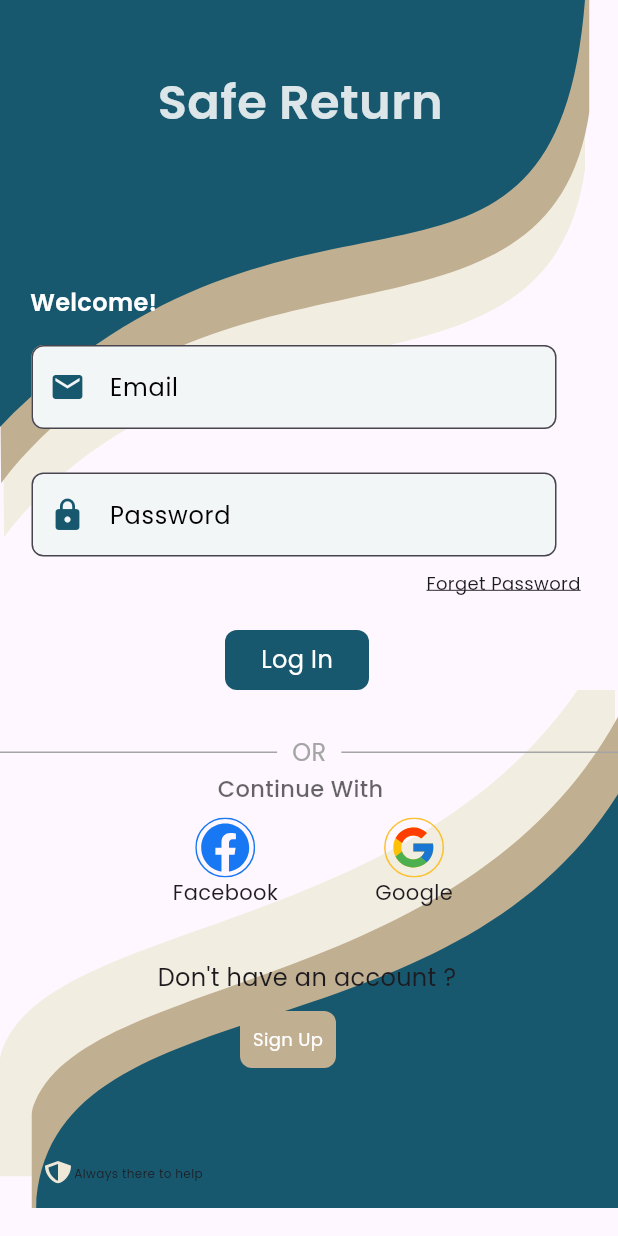
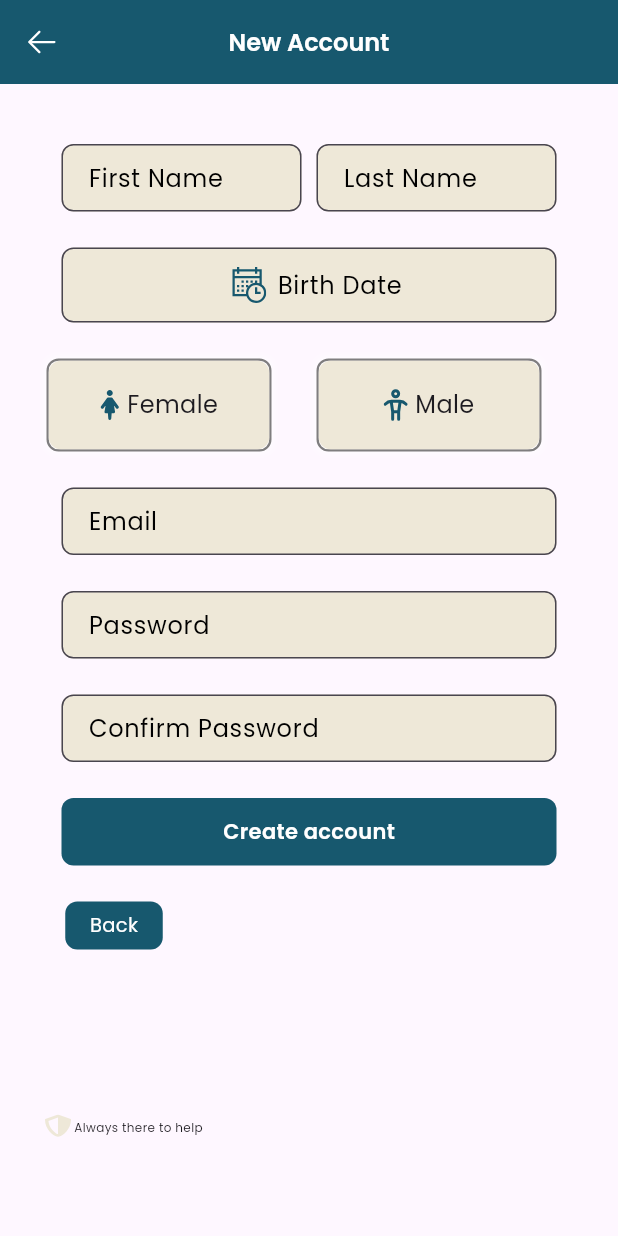
Before and after one commit to a7medbehiry/safe_return, a Flutter app: the LoginView screen opened by its route, after a tap on "Sign Up", on a phone screen of 412 x 824 dp. Run offline on Flutter 3.47's test engine with Material 3 defaults, Android fonts, the phone set to English and light mode, and no system bars; our stand-ins replace flutter_svg, go_router, google_fonts.

Commit message:
create signUpView Feature

```diff
--- a/lib/Features/loginView/presentation/views/widgets/custom_bottom_part.dart
+++ b/lib/Features/loginView/presentation/views/widgets/custom_bottom_part.dart
@@ -72,7 +72,9 @@ class CustomBottomPart extends StatelessWidget {
         const Positioned(
           left: 160,
           bottom: 93,
-          child: CustomSignUpButton(),
+          child: CustomSignUpButton(
+
+          ),
         ),
         const Positioned(
           left: 30,
--- a/lib/Features/loginView/presentation/views/widgets/custom_sign_up_button.dart
+++ b/lib/Features/loginView/presentation/views/widgets/custom_sign_up_button.dart
@@ -1,4 +1,5 @@
 import 'package:flutter/material.dart';
+import 'package:go_router/go_router.dart';
 import 'package:safe_return/core/utils/styles.dart';
 
 import '../../../../../constants.dart';
@@ -9,7 +10,9 @@ class CustomSignUpButton extends StatelessWidget {
   @override
   Widget build(BuildContext context) {
     return GestureDetector(
-      onTap: () {},
+      onTap: () {
+        GoRouter.of(context).push('/signUpView');
+      },
       child: Container(
         width: 64,
         height: 38,
--- a/lib/Features/loginView/presentation/views/widgets/custom_top_part.dart
+++ b/lib/Features/loginView/presentation/views/widgets/custom_top_part.dart
@@ -1,7 +1,7 @@
 import 'dart:ui';
 import 'package:flutter/material.dart';
 import 'package:flutter_svg/svg.dart';
-import 'package:safe_return/core/utils/widgets/custom_text_field_with_icon.dart';
+import 'package:safe_return/core/utils/widgets/custom_text_field.dart';
 import 'package:safe_return/core/utils/widgets/custom_button.dart';
 import '../../../../../core/utils/styles.dart';
 
@@ -39,7 +39,10 @@ class CustomTopPart extends StatelessWidget {
           left: 105,
           top: 45,
           child: ImageFiltered(
-            imageFilter: ImageFilter.blur(sigmaX: .1, sigmaY: .1),
+            imageFilter: ImageFilter.blur(
+              sigmaX: .1,
+              sigmaY: .1,
+            ),
             child: Text(
               'Safe Return',
               style: Styles.textStyle32.copyWith(
@@ -59,10 +62,11 @@ class CustomTopPart extends StatelessWidget {
           ),
         ),
         Positioned(
-          left: 5,
+          left: 20,
           top: 230,
-          child: CustomTextFieldWithIcon(
+          child: CustomTextField(
             onChanged: (data) {},
+            fillColor: const Color(0xffF3F6F6),
             width: 350,
             height: 60,
             hintText: 'Email',
@@ -72,15 +76,16 @@ class CustomTopPart extends StatelessWidget {
           ),
         ),
         Positioned(
-          left: 5,
+          left: 20,
           top: 315,
-          child: CustomTextFieldWithIcon(
+          child: CustomTextField(
             onChanged: (data) {},
+            fillColor: const Color(0xffF3F6F6),
             width: 350,
             height: 60,
             hintText: 'Password',
             obscureText: true,
-            prefixIcon: Icon(
+            prefixIcon: const Icon(
               Icons.lock,
             ),
           ),
--- /dev/null
+++ b/lib/Features/signUpView/presentation/views/sign_up_view.dart
@@ -0,0 +1,22 @@
+import 'package:flutter/material.dart';
+import 'package:safe_return/core/utils/widgets/custom_app_bar.dart';
+
+import 'widgets/sign_up_view_body.dart';
+
+class SignUpView extends StatelessWidget {
+  const SignUpView({super.key});
+
+  @override
+  Widget build(BuildContext context) {
+    return Scaffold(
+      appBar: customAppBar(
+        context,
+        title: 'New Account',
+      ),
+      body: const SingleChildScrollView(
+        physics: NeverScrollableScrollPhysics(),
+        child: SignUpViewBody(),
+      ),
+    );
+  }
+}
--- /dev/null
+++ b/lib/Features/signUpView/presentation/views/widgets/custom_animated_container.dart
@@ -0,0 +1,67 @@
+import 'package:flutter/material.dart';
+import 'package:flutter_svg/svg.dart';
+import 'package:safe_return/constants.dart';
+import 'package:safe_return/core/utils/styles.dart';
+
+class CustomAnimatedContainer extends StatelessWidget {
+  const CustomAnimatedContainer({
+    super.key,
+    required this.image,
+    required this.isActive,
+    required this.text,
+  });
+  final String image;
+  final String text;
+  final bool isActive;
+
+  @override
+  Widget build(BuildContext context) {
+    return AnimatedContainer(
+      duration: const Duration(
+        milliseconds: 300,
+      ),
+      width: 150,
+      height: 62,
+      decoration: ShapeDecoration(
+        shape: RoundedRectangleBorder(
+          side: BorderSide(
+            width: 1.50,
+            color: isActive ? kPrimaryColor : Colors.black.withOpacity(.5),
+          ),
+          borderRadius: BorderRadius.circular(8),
+        ),
+        shadows: [
+          BoxShadow(
+            color: isActive ? kPrimaryColor : Colors.white,
+            blurRadius: 4,
+            offset: const Offset(0, 0),
+            spreadRadius: 0,
+          )
+        ],
+      ),
+      child: Container(
+        decoration: BoxDecoration(
+          borderRadius: BorderRadius.circular(8),
+          color: kThirdColor,
+        ),
+        child: Row(
+          mainAxisAlignment: MainAxisAlignment.center,
+          children: [
+            Center(
+              child: SvgPicture.asset(
+                image,
+              ),
+            ),
+            const SizedBox(
+              width: 5,
+            ),
+            Text(
+              text,
+              style: Styles.textStyleReg16,
+            ),
+          ],
+        ),
+      ),
+    );
+  }
+}
--- /dev/null
+++ b/lib/Features/signUpView/presentation/views/widgets/custom_animated_container_activation.dart
@@ -0,0 +1,50 @@
+import 'package:flutter/material.dart';
+import 'package:safe_return/Features/signUpView/presentation/views/widgets/custom_animated_container.dart';
+
+class CustomAnimatedContainerActivation extends StatefulWidget {
+  const CustomAnimatedContainerActivation({super.key});
+
+  @override
+  State<CustomAnimatedContainerActivation> createState() =>
+      _CustomAnimatedContainerActivationState();
+}
+
+class _CustomAnimatedContainerActivationState
+    extends State<CustomAnimatedContainerActivation> {
+  final List<String> animatedContainerPhotos = const [
+    'assets/signUpViewPhotos/female.svg',
+    'assets/signUpViewPhotos/male.svg',
+  ];
+  final List<String> animatedContainerTexts = const [
+    'Female',
+    'Male',
+  ];
+  int? activeIndex;
+
+  @override
+  Widget build(BuildContext context) {
+    return SizedBox(
+      height: 62,
+      child: ListView.builder(
+        scrollDirection: Axis.horizontal,
+        itemCount: 2,
+        itemBuilder: (context, index) {
+          return Padding(
+            padding: const EdgeInsets.symmetric(horizontal: 15),
+            child: GestureDetector(
+              onTap: () {
+                activeIndex = index;
+                setState(() {});
+              },
+              child: CustomAnimatedContainer(
+                isActive: activeIndex == index,
+                text: animatedContainerTexts[index],
+                image: animatedContainerPhotos[index],
+              ),
+            ),
+          );
+        },
+      ),
+    );
+  }
+}
--- /dev/null
+++ b/lib/Features/signUpView/presentation/views/widgets/custom_sign_up_date.dart
@@ -0,0 +1,66 @@
+import 'package:flutter/material.dart';
+import 'package:flutter_svg/svg.dart';
+import 'package:intl/intl.dart';
+import 'package:safe_return/core/utils/widgets/custom_text_field.dart';
+
+class CustomSignUpDate extends StatefulWidget {
+  const CustomSignUpDate({
+    Key? key,
+  }) : super(key: key);
+
+  @override
+  State<CustomSignUpDate> createState() => _CustomSignUpDateState();
+}
+
+class _CustomSignUpDateState extends State<CustomSignUpDate> {
+  TextEditingController dateInput = TextEditingController();
+
+  @override
+  void initState() {
+    dateInput.text = ""; //set the initial value of text field
+    super.initState();
+  }
+
+  @override
+  Widget build(BuildContext context) {
+    return CustomTextField(
+      controller: dateInput,
+      readOnly: true,
+      prefixIcon: Padding(
+        padding: const EdgeInsets.only(left: 110),
+        child: SizedBox(
+          width: 30,
+          child: Center(
+            child: SvgPicture.asset(
+              'assets/signUpViewPhotos/date.svg',
+            ),
+          ),
+        ),
+      ),
+      hintText: 'Birth Date',
+      width: 330,
+      height: 50,
+      onTap: () {
+        customDatePicker();
+      },
+    );
+  }
+
+  Future customDatePicker() async {
+    DateTime? pickedDate = await showDatePicker(
+      context: context,
+      initialDate: DateTime.now(),
+      firstDate: DateTime(1900),
+      lastDate: DateTime(2080),
+    );
+
+    if (pickedDate != null) {
+      String formattedDate = DateFormat('yyyy-MM-dd').format(pickedDate);
+      setState(
+        () {
+          dateInput.text = formattedDate;
+        },
+      );
+    }
+  }
+}
--- /dev/null
+++ b/lib/Features/signUpView/presentation/views/widgets/sign_up_view_body.dart
@@ -0,0 +1,120 @@
+import 'package:flutter/material.dart';
+import 'package:safe_return/Features/signUpView/presentation/views/widgets/custom_animated_container_activation.dart';
+import 'package:safe_return/core/utils/styles.dart';
+import 'package:safe_return/core/utils/widgets/custom_text_field.dart';
+import '../../../../../core/utils/widgets/custom_button.dart';
+import '../../../../../core/utils/widgets/custom_shield.dart';
+import 'custom_sign_up_date.dart';
+
+class SignUpViewBody extends StatefulWidget {
+  const SignUpViewBody({super.key});
+
+  @override
+  State<SignUpViewBody> createState() => _SignUpViewBodyState();
+}
+
+class _SignUpViewBodyState extends State<SignUpViewBody> {
+  @override
+  Widget build(BuildContext context) {
+    return Column(
+      children: [
+        const SizedBox(
+          height: 40,
+        ),
+        const Row(
+          mainAxisAlignment: MainAxisAlignment.center,
+          children: [
+            CustomTextField(
+              hintText: 'First Name',
+              width: 160,
+              height: 45,
+            ),
+            SizedBox(
+              width: 10,
+            ),
+            CustomTextField(
+              hintText: 'Last Name',
+              width: 160,
+              height: 45,
+            ),
+          ],
+        ),
+        const SizedBox(
+          height: 24,
+        ),
+        const CustomSignUpDate(),
+        const SizedBox(
+          height: 24,
+        ),
+        const Padding(
+          padding: EdgeInsets.only(left: 16),
+          child: CustomAnimatedContainerActivation(),
+        ),
+        const SizedBox(
+          height: 24,
+        ),
+        const CustomTextField(
+          hintText: 'Email',
+          width: 330,
+          height: 45,
+        ),
+        const SizedBox(
+          height: 24,
+        ),
+        const CustomTextField(
+          hintText: 'Password',
+          width: 330,
+          height: 45,
+        ),
+        const SizedBox(
+          height: 24,
+        ),
+        const CustomTextField(
+          hintText: 'Confirm Password',
+          width: 330,
+          height: 45,
+        ),
+        const SizedBox(
+          height: 24,
+        ),
+        CustomButton(
+          onTap: () {
+            Navigator.of(context).pop();
+          },
+          width: 330,
+          height: 45,
+          text: Text(
+            'Create account',
+            style: Styles.textStyleSemi14.copyWith(
+              color: Colors.white,
+            ),
+          ),
+        ),
+        const SizedBox(
+          height: 24,
+        ),
+        Padding(
+          padding: const EdgeInsets.only(right: 260),
+          child: CustomButton(
+            onTap: () => Navigator.of(context).pop(),
+            width: 65,
+            height: 32,
+            text: Text(
+              'Back',
+              style: Styles.textStyleReg13.copyWith(
+                color: Colors.white,
+              ),
+            ),
+          ),
+        ),
+        const SizedBox(
+          height: 110,
+        ),
+        const Padding(
+          padding: EdgeInsets.only(left: 30),
+          child: CustomShield(),
+        )
+      ],
+    );
+  }
+}
--- a/lib/core/utils/app_router.dart
+++ b/lib/core/utils/app_router.dart
@@ -1,4 +1,5 @@
 import 'package:go_router/go_router.dart';
+import 'package:safe_return/Features/signUpView/presentation/views/sign_up_view.dart';
 import '../../Features/loginView/presentation/views/login_view.dart';
 import '../../Features/openingView/presentation/views/opening_view.dart';
 
@@ -14,6 +15,10 @@ abstract class AppRouter {
         path: '/loginView',
         builder: (context, state) => const LoginView(),
       ),
+      GoRoute(
+        path: '/signUpView',
+        builder: (context, state) => const SignUpView(),
+      ),
     ],
   );
 }
--- a/lib/core/utils/styles.dart
+++ b/lib/core/utils/styles.dart
@@ -36,6 +36,11 @@ abstract class Styles {
     fontWeight: FontWeight.normal,
   );
 
+  static const textStyleSemi14 = TextStyle(
+    fontSize: 14,
+    fontWeight: FontWeight.w600,
+  );
+
   static const textStyleMed15 = TextStyle(
     fontSize: 15,
     fontWeight: FontWeight.w500,
--- /dev/null
+++ b/lib/core/utils/widgets/custom_app_bar.dart
@@ -0,0 +1,22 @@
+import 'package:flutter/material.dart';
+import 'package:flutter_svg/svg.dart';
+import 'package:safe_return/constants.dart';
+import 'package:safe_return/core/utils/styles.dart';
+
+AppBar customAppBar(BuildContext context, {final String? title}) {
+  return AppBar(
+    leading: GestureDetector(
+        onTap: () => Navigator.of(context).pop(),
+        child: Center(
+          child: SvgPicture.asset('assets/appBarPhotos/arrow.svg'),
+        ),),
+    backgroundColor: kPrimaryColor,
+    centerTitle: true,
+    title: Text(
+      title ?? '',
+      style: Styles.textStyleSemi16.copyWith(
+        color: Colors.white,
+      ),
+    ),
+  );
+}
--- /dev/null
+++ b/lib/core/utils/widgets/custom_text_field.dart
@@ -0,0 +1,77 @@
+import 'package:flutter/material.dart';
+import 'package:safe_return/constants.dart';
+import 'package:safe_return/core/utils/styles.dart';
+
+class CustomTextField extends StatelessWidget {
+  const CustomTextField({
+    super.key,
+    required this.hintText,
+    this.prefixIcon,
+    required this.width,
+    required this.height,
+    this.obscureText = false,
+    this.onChanged,
+    this.fillColor = const Color(0xffEEE8D8), this.onTap, this.controller,  this.readOnly = false, this.keyboardType,
+  });
+  final String hintText;
+  final Widget? prefixIcon;
+  final double width, height;
+  final bool obscureText;
+  final Color fillColor;
+  final void Function(String)? onChanged;
+  final void Function()? onTap;
+    final TextEditingController? controller;
+      final bool readOnly;
+        final TextInputType? keyboardType;
+
+
+
+
+  @override
+  Widget build(BuildContext context) {
+    return SizedBox(
+      width: width,
+      height: height,
+      child: TextField(
+        onTap: onTap,
+        controller: controller,
+        readOnly: readOnly,
+        keyboardType: keyboardType,
+        onChanged: onChanged,
+        style: Styles.textStyleReg16.copyWith(
+          color: Colors.black,
+        ),
+        obscureText: obscureText,
+        decoration: InputDecoration(
+          contentPadding:
+              const EdgeInsets.symmetric(vertical: 5, horizontal: 14),
+          fillColor: fillColor,
+          filled: true,
+          border: const OutlineInputBorder(
+            borderRadius: BorderRadius.all(
+              Radius.circular(
+                8,
+              ),
+            ),
+          ),
+          prefixIcon: prefixIcon,
+          prefixIconColor: kPrimaryColor,
+          hintText: hintText,
+          hintStyle: Styles.textStyleReg16.copyWith(
+            color: Colors.black,
+          ),
+          focusedBorder: const OutlineInputBorder(
+            borderSide: BorderSide(
+              color: kPrimaryColor,
+            ),
+            borderRadius: BorderRadius.all(
+              Radius.circular(
+                8,
+              ),
+            ),
+          ),
+        ),
+      ),
+    );
+  }
+}
--- a/lib/core/utils/widgets/custom_text_field_with_icon.dart
+++ /dev/null
@@ -1,63 +0,0 @@
-import 'package:flutter/material.dart';
-import 'package:safe_return/constants.dart';
-import 'package:safe_return/core/utils/styles.dart';
-
-class CustomTextFieldWithIcon extends StatelessWidget {
-  const CustomTextFieldWithIcon({
-    super.key,
-    required this.hintText,
-    required this.prefixIcon,
-    required this.width,
-    required this.height,
-    this.obscureText = false, this.onChanged,
-  });
-  final String hintText;
-  final Widget prefixIcon;
-  final double width, height;
-  final bool obscureText;
-  final void Function(String)? onChanged;
-  @override
-  Widget build(BuildContext context) {
-    return Padding(
-      padding: const EdgeInsets.symmetric(horizontal: 16),
-      child: SizedBox(
-        width: width,
-        height: height,
-        child: TextField(
-          onChanged: onChanged,
-          style: Styles.textStyleReg16.copyWith(
-            color: Colors.black,
-          ),
-          obscureText: obscureText,
-          decoration: InputDecoration(
-            fillColor: const Color(0xffF3F6F6),
-            filled: true,
-            border: const OutlineInputBorder(
-              borderRadius: BorderRadius.all(
-                Radius.circular(
-                  8,
-                ),
-              ),
-            ),
-            prefixIcon: prefixIcon,
-            prefixIconColor: kPrimaryColor,
-            hintText: hintText,
-            hintStyle: Styles.textStyleReg16.copyWith(
-              color: Colors.black,
-            ),
-            focusedBorder: const OutlineInputBorder(
-              borderSide: BorderSide(
-                color: kPrimaryColor,
-              ),
-              borderRadius: BorderRadius.all(
-                Radius.circular(
-                  8,
-                ),
-              ),
-            ),
-          ),
-        ),
-      ),
-    );
-  }
-}
--- a/lib/core/utils/widgets/custom_text_field_with_out_icon.dart
+++ /dev/null
@@ -1,57 +0,0 @@
-import 'package:flutter/material.dart';
-
-import '../../../constants.dart';
-import '../styles.dart';
-
-class CustomTextFieldWithOutIcon extends StatelessWidget {
-  const CustomTextFieldWithOutIcon({
-    super.key,
-    required this.width,
-    required this.height,
-    required this.hintText, this.onChanged,
-  });
-  final double width, height;
-  final String hintText;
-  final void Function(String)? onChanged;
-  @override
-  Widget build(BuildContext context) {
-    return Padding(
-      padding: const EdgeInsets.symmetric(horizontal: 16),
-      child: SizedBox(
-        width: width,
-        height: height,
-        child: TextField(
-          onChanged: onChanged,
-          style: Styles.textStyleReg16.copyWith(
-            color: Colors.black,
-          ),
-          decoration: InputDecoration(
-            fillColor: const Color(0xffF3F6F6),
-            filled: true,
-            border: const OutlineInputBorder(
-              borderRadius: BorderRadius.all(
-                Radius.circular(
-                  8,
-                ),
-              ),
-            ),
-            hintText: hintText,
-            hintStyle: Styles.textStyleReg16.copyWith(
-              color: Colors.black,
-            ),
-            focusedBorder: const OutlineInputBorder(
-              borderSide: BorderSide(
-                color: kPrimaryColor,
-              ),
-              borderRadius: BorderRadius.all(
-                Radius.circular(
-                  8,
-                ),
-              ),
-            ),
-          ),
-        ),
-      ),
-    );
-  }
-}
--- a/pubspec.yaml
+++ b/pubspec.yaml
@@ -34,6 +34,7 @@ dependencies:
   flutter_svg: ^2.0.9
   go_router: ^13.1.0
   google_fonts: ^6.1.0
+  intl: ^0.19.0
 
 dev_dependencies:
   flutter_lints: ^2.0.0
@@ -54,6 +55,9 @@ flutter:
     - assets/
     - assets/loginViewPhotos/
     - assets/openingViewPhotos/
+    - assets/signUpViewPhotos/
+    - assets/appBarPhotos/
+
   # An image asset can refer to one or more resolution-specific "variants", see
   # https://flutter.dev/assets-and-images/#resolution-aware
   # For details regarding adding assets from package dependencies, see
```
Also changed, not shown: assets/appBarPhotos/arrow.svg (added), assets/signUpViewPhotos/date.svg (added), assets/signUpViewPhotos/female.svg (added), assets/signUpViewPhotos/male.svg (added), pubspec.lock.
